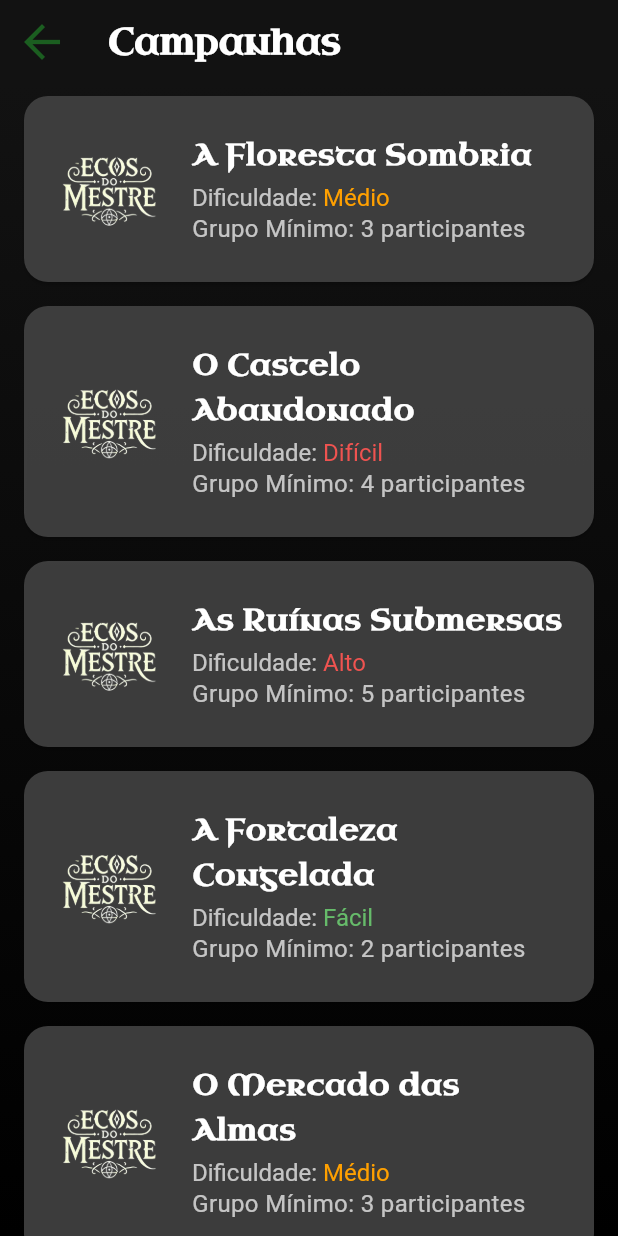
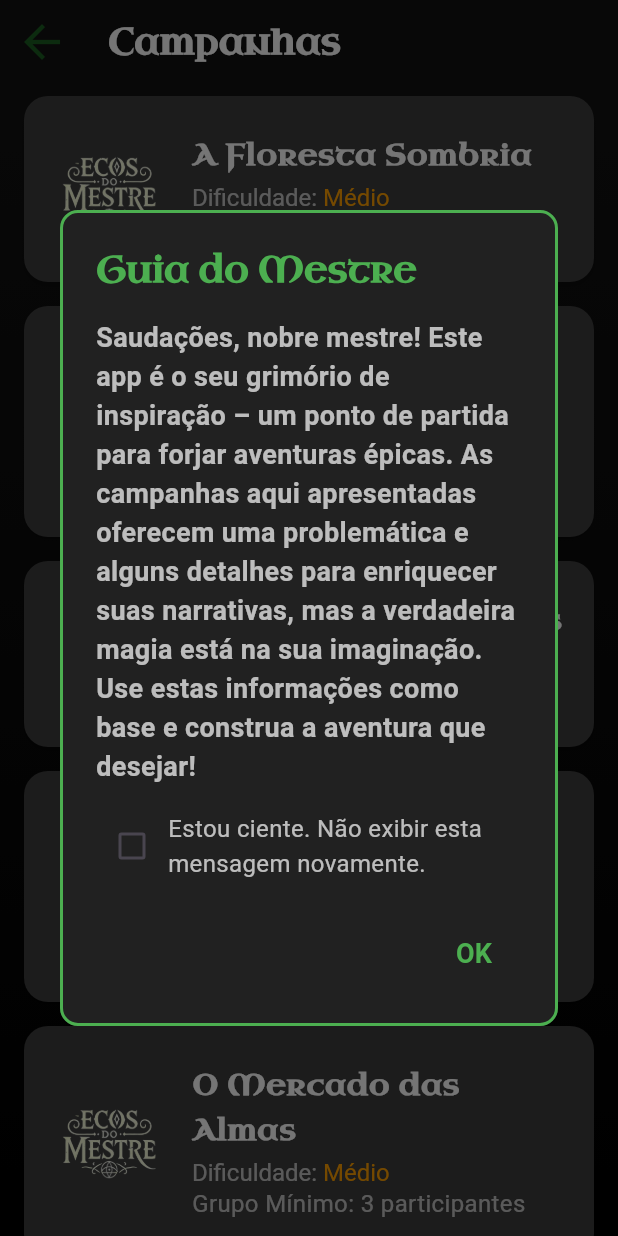
Before and after one commit to lcsmarinho/ecos_do_mestre, a Flutter app: the screen it shows after launch, after a tap on "Explorar Campanhas", on a phone screen of 412 x 824 dp. Run offline on Flutter 3.47's test engine with Material 3 defaults, Android fonts, the phone set to English and light mode, and no system bars; our stand-ins replace shared_preferences.

Commit message:
Adicionando pop up do guia do mastre na pagina de campanhas

```diff
--- a/lib/pages/campaigns_page.dart
+++ b/lib/pages/campaigns_page.dart
@@ -1,6 +1,7 @@
 import 'dart:convert';
 import 'package:flutter/material.dart';
 import 'package:flutter/services.dart';
+import 'package:shared_preferences/shared_preferences.dart';
 
 class CampaignsPage extends StatefulWidget {
   const CampaignsPage({Key? key}) : super(key: key);
@@ -10,13 +11,125 @@ class CampaignsPage extends StatefulWidget {
 }
 
 class _CampaignsPageState extends State<CampaignsPage> {
+  bool _dontShowGuide = false;
+
   Future<List<dynamic>> _loadCampaigns() async {
     final jsonString = await rootBundle.loadString('assets/campanhas.json');
     final List<dynamic> data = json.decode(jsonString);
     return data;
   }
 
-  // Função para determinar a cor da dificuldade
+  @override
+  void initState() {
+    super.initState();
+    _checkDontShowGuide();
+  }
+
+  void _checkDontShowGuide() async {
+    final prefs = await SharedPreferences.getInstance();
+    bool dontShow = prefs.getBool('dontShowGuide') ?? false;
+    setState(() {
+      _dontShowGuide = dontShow;
+    });
+    if (!_dontShowGuide) {
+      WidgetsBinding.instance.addPostFrameCallback((_) {
+        _showGuideDialog();
+      });
+    }
+  }
+
+  void _showGuideDialog() {
+    bool dontShowAgain = false;
+    showDialog(
+      context: context,
+      barrierDismissible: false, // Obriga o usuário a interagir
+      builder: (context) {
+        return StatefulBuilder(
+          builder: (context, setStateDialog) {
+            return AlertDialog(
+              // Adiciona um contorno e sombra suave em tom de verde
+              shape: RoundedRectangleBorder(
+                side: BorderSide(color: Color(0xFF4CAF50), width: 2),
+                borderRadius: BorderRadius.circular(12),
+              ),
+              backgroundColor: Colors.grey[900],
+              title: Text(
+                'Guia do Mestre',
+                style: TextStyle(
+                  color: Color(0xFF4CAF50),
+                  fontFamily: 'UncialAntiqua',
+                  fontSize: 24,
+                  fontWeight: FontWeight.bold,
+                ),
+              ),
+              content: SingleChildScrollView(
+                child: Column(
+                  mainAxisSize: MainAxisSize.min,
+                  children: [
+                    Text(
+                      'Saudações, nobre mestre! Este app é o seu grimório de inspiração – um ponto de partida para forjar aventuras épicas. As campanhas aqui apresentadas oferecem uma problemática e alguns detalhes para enriquecer suas narrativas, mas a verdadeira magia está na sua imaginação. Use estas informações como base e construa a aventura que desejar!',
+                      style: TextStyle(
+                        color: Colors.white70,
+                        fontSize: 18,
+                        fontWeight: FontWeight.bold,
+                      ),
+                    ),
+                    SizedBox(height: 16),
+                    Row(
+                      children: [
+                        Checkbox(
+                          activeColor: Color(0xFF4CAF50),
+                          value: dontShowAgain,
+                          onChanged: (value) {
+                            setStateDialog(() {
+                              dontShowAgain = value ?? false;
+                            });
+                          },
+                        ),
+                        Expanded(
+                          child: Text(
+                            'Estou ciente. Não exibir esta mensagem novamente.',
+                            style: TextStyle(
+                              color: Colors.white70,
+                              fontSize: 16,
+                            ),
+                          ),
+                        ),
+                      ],
+                    ),
+                  ],
+                ),
+              ),
+              actions: [
+                TextButton(
+                  onPressed: () async {
+                    if (dontShowAgain) {
+                      final prefs = await SharedPreferences.getInstance();
+                      await prefs.setBool('dontShowGuide', true);
+                      setState(() {
+                        _dontShowGuide = true;
+                      });
+                    }
+                    Navigator.of(context).pop();
+                  },
+                  child: Text(
+                    'OK',
+                    style: TextStyle(
+                      color: Color(0xFF4CAF50),
+                      fontSize: 18,
+                      fontWeight: FontWeight.bold,
+                    ),
+                  ),
+                ),
+              ],
+            );
+          },
+        );
+      },
+    );
+  }
+
+  // Função para determinar a cor da dificuldade (apenas o valor será colorido)
   Color getDifficultyColor(String difficulty) {
     switch (difficulty.toLowerCase()) {
       case 'fácil':
--- a/pubspec.yaml
+++ b/pubspec.yaml
@@ -7,6 +7,7 @@ environment:
   sdk: ^3.7.2
 
 dependencies:
+  shared_preferences: ^2.0.15
   flutter:
     sdk: flutter
   cupertino_icons: ^1.0.8
```
Also changed, not shown: pubspec.lock, 2 other files.
